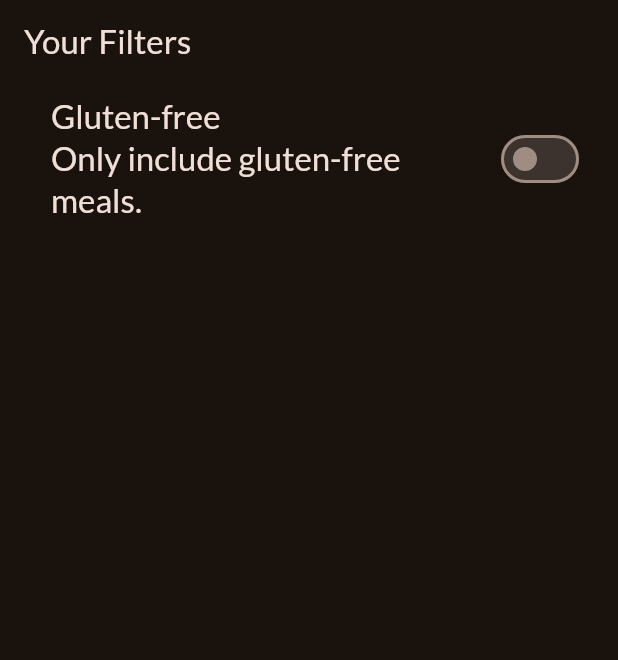
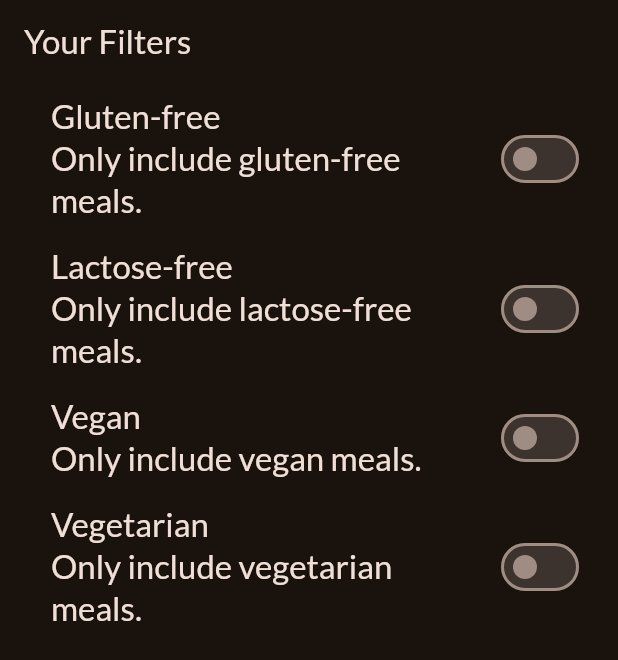
Before and after one commit to almakrami/meals_app, a Flutter app: the FiltersScreen screen opened directly, on a phone screen of 412 x 824 dp. Shown: the top 660 px of the screen. Run offline on Flutter 3.47's test engine with Material 3 defaults, Android fonts, the phone set to English and light mode, and no system bars; our stand-ins replace google_fonts, transparent_image.

Commit message:
adding filters

```diff
--- a/lib/Screens/filters.dart
+++ b/lib/Screens/filters.dart
@@ -2,6 +2,12 @@ import 'package:flutter/material.dart';
 import 'package:meals_app/Screens/mainDrawer.dart';
 import 'package:meals_app/Screens/tabs.dart';
 
+enum FilterOptions {
+  glutenFree,
+  lactoseFree,
+  vegan,
+  vegetarian,
+}
 
 class FiltersScreen extends StatefulWidget {
   const FiltersScreen({super.key});
@@ -12,8 +18,10 @@ class FiltersScreen extends StatefulWidget {
 }
 
 class _FiltersScreenState extends State<FiltersScreen> {
-  var _glutenFree = false;
-
+  var _glutenFreeFilter = false;
+  var _lactoseFreeFilter = false;
+  var _veganFilter = false;
+  var _vegetarianFilter = false;
 
   @override
   Widget build(BuildContext context) {
@@ -29,27 +37,101 @@ class _FiltersScreenState extends State<FiltersScreen> {
       appBar: AppBar(
         title: const Text('Your Filters'),
       ),
-      body: Column(
+      body: PopScope(
+        canPop: false,
+        onPopInvoked: (bool didPop) {
+          if (didPop) return;
+          Navigator.of(context).pop({
+            FilterOptions.glutenFree: _glutenFreeFilter,
+            FilterOptions.lactoseFree: _lactoseFreeFilter,
+            FilterOptions.vegetarian: _vegetarianFilter,
+            FilterOptions.vegan: _veganFilter,
+          });
+        },
+        child: Column(
           children: [
             SwitchListTile(
-            value: _glutenFree,
-            onChanged:(isChecked){
+              value: _glutenFreeFilter,
+              onChanged: (isChecked) {
                 setState(() {
-                _glutenFree = isChecked;
+                  _glutenFreeFilter = isChecked;
                 });
               },
               title: Text(
                 'Gluten-free',
-              style: Theme.of(context).textTheme.titleLarge!.copyWith(color: Theme.of(context).colorScheme.onBackground),
+                style: Theme.of(context).textTheme.titleLarge!.copyWith(
+                    color: Theme.of(context).colorScheme.onBackground),
               ),
               subtitle: Text(
                 'Only include gluten-free meals.',
-              style: Theme.of(context).textTheme.titleLarge!.copyWith(color: Theme.of(context).colorScheme.onBackground),
+                style: Theme.of(context).textTheme.titleLarge!.copyWith(
+                    color: Theme.of(context).colorScheme.onBackground),
               ),
               activeColor: Theme.of(context).colorScheme.tertiary,
               contentPadding: const EdgeInsets.only(left: 34, right: 22),
-          )
+            ),
+            SwitchListTile(
+              value: _lactoseFreeFilter,
+              onChanged: (isChecked) {
+                setState(() {
+                  _lactoseFreeFilter = isChecked;
+                });
+              },
+              title: Text(
+                'Lactose-free',
+                style: Theme.of(context).textTheme.titleLarge!.copyWith(
+                    color: Theme.of(context).colorScheme.onBackground),
+              ),
+              subtitle: Text(
+                'Only include lactose-free meals.',
+                style: Theme.of(context).textTheme.titleLarge!.copyWith(
+                    color: Theme.of(context).colorScheme.onBackground),
+              ),
+              activeColor: Theme.of(context).colorScheme.tertiary,
+              contentPadding: const EdgeInsets.only(left: 34, right: 22),
+            ),
+            SwitchListTile(
+              value: _veganFilter,
+              onChanged: (isChecked) {
+                setState(() {
+                  _veganFilter = isChecked;
+                });
+              },
+              title: Text(
+                'Vegan',
+                style: Theme.of(context).textTheme.titleLarge!.copyWith(
+                    color: Theme.of(context).colorScheme.onBackground),
+              ),
+              subtitle: Text(
+                'Only include vegan meals.',
+                style: Theme.of(context).textTheme.titleLarge!.copyWith(
+                    color: Theme.of(context).colorScheme.onBackground),
+              ),
+              activeColor: Theme.of(context).colorScheme.tertiary,
+              contentPadding: const EdgeInsets.only(left: 34, right: 22),
+            ),
+            SwitchListTile(
+              value: _vegetarianFilter,
+              onChanged: (isChecked) {
+                setState(() {
+                  _vegetarianFilter = isChecked;
+                });
+              },
+              title: Text(
+                'Vegetarian',
+                style: Theme.of(context).textTheme.titleLarge!.copyWith(
+                    color: Theme.of(context).colorScheme.onBackground),
+              ),
+              subtitle: Text(
+                'Only include vegetarian meals.',
+                style: Theme.of(context).textTheme.titleLarge!.copyWith(
+                    color: Theme.of(context).colorScheme.onBackground),
+              ),
+              activeColor: Theme.of(context).colorScheme.tertiary,
+              contentPadding: const EdgeInsets.only(left: 34, right: 22),
+            ),
           ],
+        ),
       ),
     );
   }
```
Lines whose indentation alone changed are shown as unchanged.
